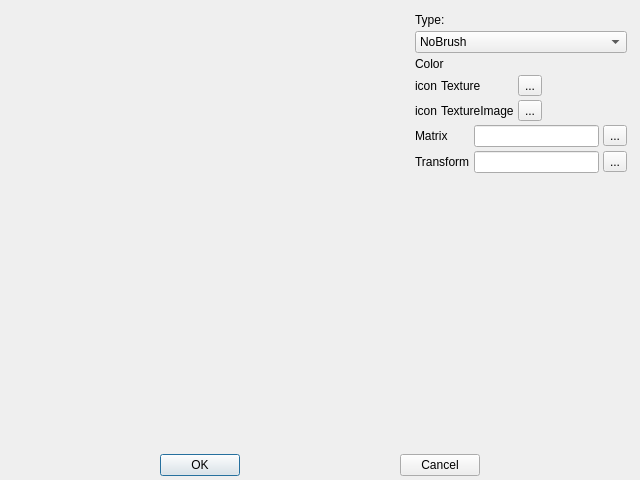
First picture: the form in src/property/dialogs/brusheditdialog.ui, repository Gris87/ObjectController, before the edit.
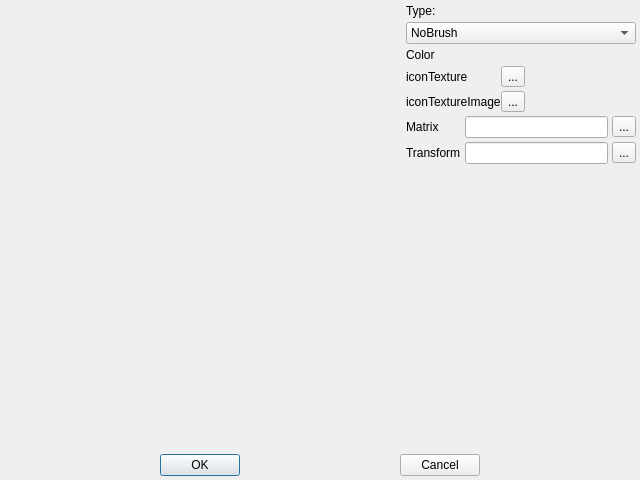
Second picture: the form after the edit.

What changed in the file:
```diff
--- a/src/property/dialogs/brusheditdialog.ui
+++ b/src/property/dialogs/brusheditdialog.ui
@@ -59,6 +59,9 @@
         <property name="spacing">
          <number>4</number>
         </property>
+        <property name="margin">
+         <number>0</number>
+        </property>
         <item>
          <widget class="QLabel" name="styleLabel">
           <property name="text">
@@ -166,10 +169,14 @@
          </widget>
         </item>
         <item>
+         <widget class="QWidget" name="colorWidget" native="true">
          <layout class="QHBoxLayout" name="colorLayout">
           <property name="spacing">
            <number>4</number>
           </property>
+           <property name="margin">
+            <number>0</number>
+           </property>
           <item>
            <widget class="QLabel" name="colorLabel">
             <property name="text">
@@ -178,12 +185,20 @@
            </widget>
           </item>
          </layout>
+         </widget>
         </item>
         <item>
+         <widget class="QWidget" name="textureWidget" native="true">
          <layout class="QGridLayout" name="gridLayout">
-          <property name="spacing">
+           <property name="horizontalSpacing">
+            <number>0</number>
+           </property>
+           <property name="verticalSpacing">
            <number>4</number>
           </property>
+           <property name="margin">
+            <number>0</number>
+           </property>
           <item row="0" column="3">
            <spacer name="horizontalSpacer_4">
             <property name="orientation">
@@ -240,9 +255,14 @@
            </widget>
           </item>
          </layout>
+         </widget>
         </item>
         <item>
+         <widget class="QWidget" name="matrixWidget" native="true">
          <layout class="QGridLayout" name="gridLayout_2">
+           <property name="margin">
+            <number>0</number>
+           </property>
           <property name="spacing">
            <number>4</number>
           </property>
@@ -289,6 +309,7 @@
            </widget>
           </item>
          </layout>
+         </widget>
         </item>
         <item>
          <spacer name="verticalSpacer">
```
Lines whose indentation alone changed are shown as unchanged.
